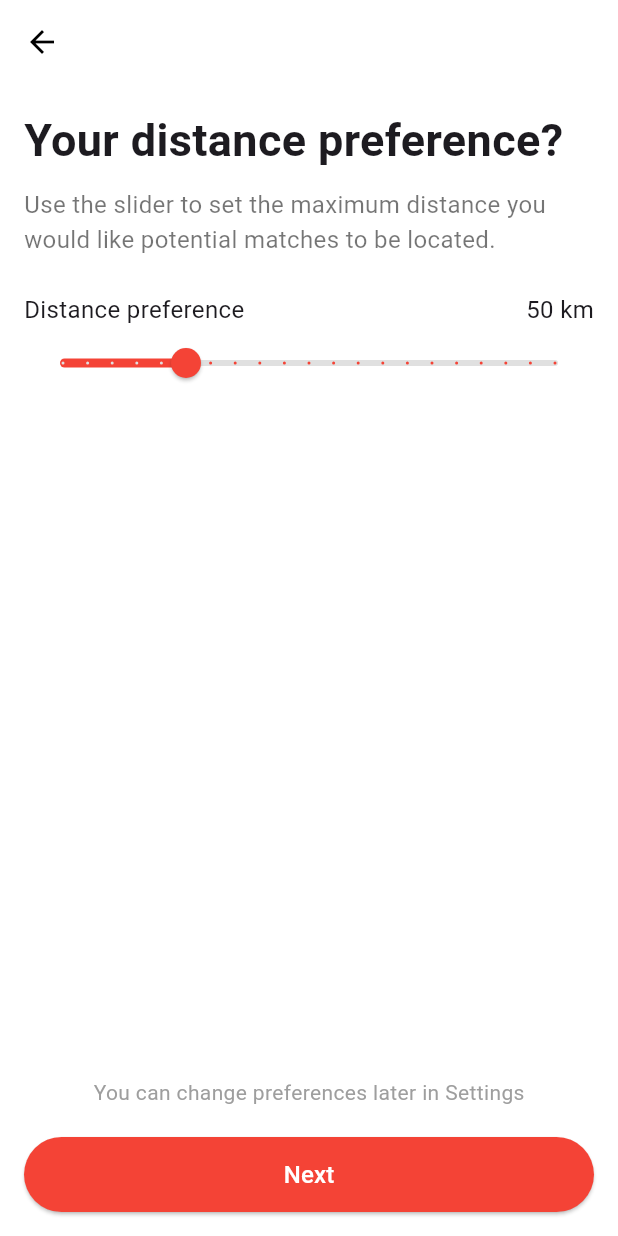
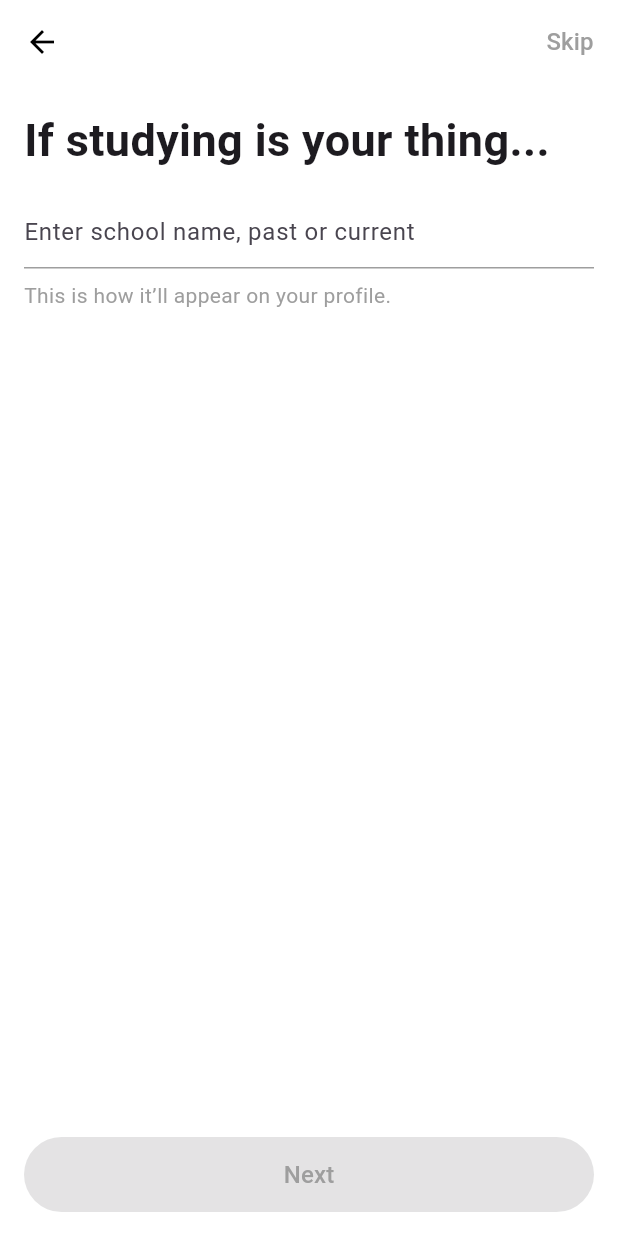
Before and after one commit to Kunal-verma-7/Dating-App, a Flutter app: the screen it shows after launch, on a phone screen of 412 x 824 dp. Run offline on Flutter 3.47's test engine with Material 3 defaults, Android fonts, the phone set to English and light mode, and no system bars; our stand-ins replace google_fonts, pinput.

Commit message:
updated_school_input

```diff
--- a/lib/main.dart
+++ b/lib/main.dart
@@ -1,4 +1,5 @@
 import 'package:dating_app/screens/input_screens/distance_prefrence.dart';
+import 'package:dating_app/screens/input_screens/school_input.dart';
 import 'package:flutter/material.dart';
 
 void main() {
@@ -18,7 +19,7 @@ class _MyAppState extends State<MyApp> {
       debugShowCheckedModeBanner: false,
     home:Scaffold(
       backgroundColor: Colors.white,
-      body: DistancePreferenceScreen(),
+      body: SchoolInputScreen(),
       )
     );
   }
--- /dev/null
+++ b/lib/screens/input_screens/school_input.dart
@@ -0,0 +1,116 @@
+import 'package:flutter/material.dart';
+
+class SchoolInputScreen extends StatefulWidget {
+  @override
+  _SchoolInputScreenState createState() => _SchoolInputScreenState();
+}
+
+class _SchoolInputScreenState extends State<SchoolInputScreen> {
+  TextEditingController _controller = TextEditingController();
+  bool isNextEnabled = false;
+
+  void _updateButtonState() {
+    setState(() {
+      isNextEnabled = _controller.text.isNotEmpty;
+    });
+  }
+
+  @override
+  void initState() {
+    super.initState();
+    _controller.addListener(_updateButtonState);
+  }
+
+  @override
+  void dispose() {
+    _controller.removeListener(_updateButtonState);
+    _controller.dispose();
+    super.dispose();
+  }
+
+  @override
+  Widget build(BuildContext context) {
+    return Scaffold(
+      backgroundColor: Colors.white,
+      appBar: AppBar(
+        backgroundColor: Colors.white,
+        elevation: 0,
+        leading: IconButton(
+          icon: Icon(Icons.arrow_back, color: Colors.black),
+          onPressed: () {},
+        ),
+        actions: [
+          TextButton(
+            onPressed: () {
+              // Handle skip action
+            },
+            child: Text(
+              "Skip",
+              style: TextStyle(color: Colors.grey, fontSize: 16),
+            ),
+          ),
+        ],
+      ),
+      body: Padding(
+        padding: const EdgeInsets.all(16.0),
+        child: Column(
+          crossAxisAlignment: CrossAxisAlignment.start,
+          children: [
+            Text(
+              "If studying is your thing...",
+              style: TextStyle(fontSize: 30, fontWeight: FontWeight.bold),
+            ),
+            SizedBox(height: 16),
+            TextField(
+              controller: _controller,
+              decoration: InputDecoration(
+                hintText: "Enter school name, past or current",
+                suffixIcon: _controller.text.isNotEmpty
+                    ? IconButton(
+                        icon: Icon(Icons.cancel, color: Colors.grey),
+                        onPressed: () {
+                          _controller.clear();
+                        },
+                      )
+                    : null,
+                enabledBorder: UnderlineInputBorder(
+                  borderSide: BorderSide(color: Colors.grey),
+                ),
+                focusedBorder: UnderlineInputBorder(
+                  borderSide: BorderSide(color: Colors.blue),
+                ),
+              ),
+            ),
+            SizedBox(height: 8),
+            Text(
+              "This is how it’ll appear on your profile.",
+              style: TextStyle(fontSize: 14, color: Colors.grey),
+            ),
+            Spacer(),
+            ElevatedButton(
+              onPressed: isNextEnabled
+                  ? () {
+                      // Handle next action
+                    }
+                  : null,
+              style: ElevatedButton.styleFrom(
+                backgroundColor: isNextEnabled ? Colors.red : Colors.grey.shade300,
+                minimumSize: Size(double.infinity, 50),
+                shape: RoundedRectangleBorder(
+                  borderRadius: BorderRadius.circular(30),
+                ),
+              ),
+              child: Text(
+                "Next",
+                style: TextStyle(
+                  fontSize: 16,
+                  color: isNextEnabled ? Colors.white : Colors.grey,
+                ),
+              ),
+            ),
+          ],
+        ),
+      ),
+    );
+  }
+}
```
